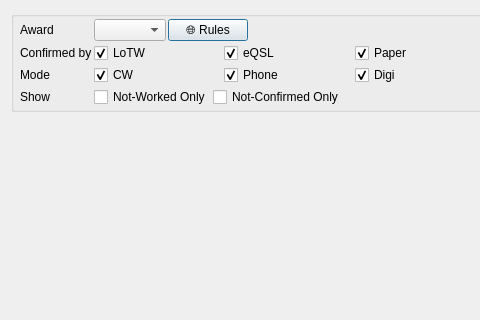
Qt form ui/AwardsDialog.ui (aa5sh/QLog) before a commit; both pictures show x 0 to 480 and y 0 to 320 of the 1016 by 702 pixel window.
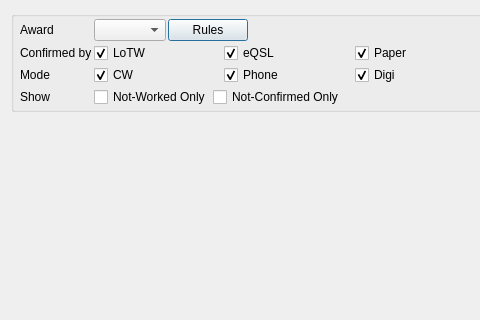
The same form after that commit.

Diff of the .ui file:
```diff
--- a/ui/AwardsDialog.ui
+++ b/ui/AwardsDialog.ui
@@ -69,7 +69,7 @@
            </sizepolicy>
           </property>
           <property name="text">
-           <string>🌐 Rules</string>
+           <string>Rules</string>
           </property>
          </widget>
         </item>
```
